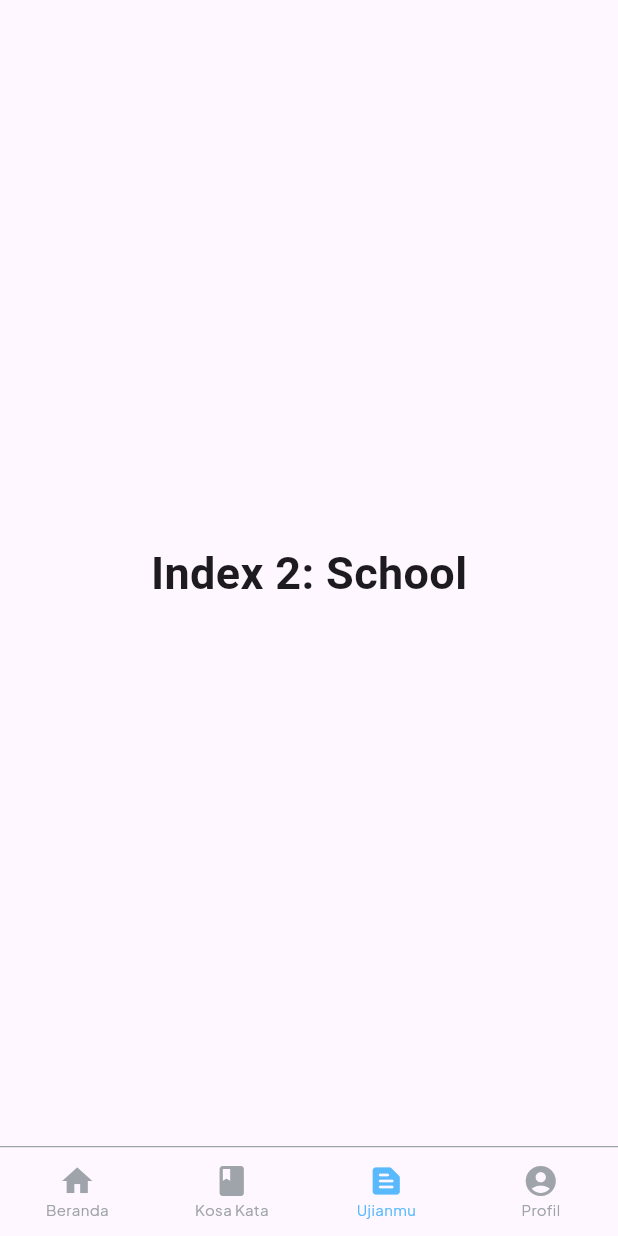
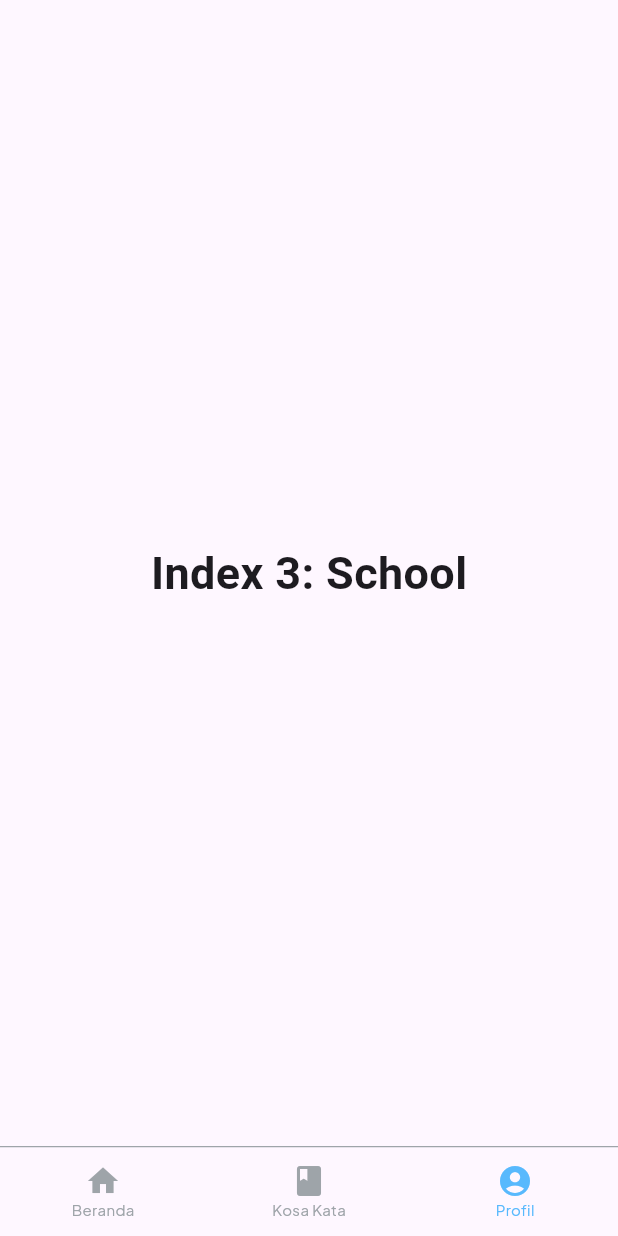
Before and after one commit to kyynnnnn/test-sinau, a Flutter app: the BottomNavigationBarExample screen opened directly, item 3 of the bottom bar chosen, on a phone screen of 412 x 824 dp. Run offline on Flutter 3.47's test engine with Material 3 defaults, Android fonts, the phone set to English and light mode, and no system bars; our stand-ins replace auto_size_text, google_fonts.

Commit message:
edit navbutton

```diff
--- a/lib/screens/menu.dart
+++ b/lib/screens/menu.dart
@@ -32,10 +32,6 @@ class _BottomNavigationBarExampleState
     HomeScreen(),
     Text(
       'Index 1: Business',
-      style: optionStyle,
-    ),
-    Text(
-      'Index 2: School',
       style: optionStyle,
     ),
     Text(
@@ -76,10 +72,6 @@ class _BottomNavigationBarExampleState
               label: 'Kosa Kata',
             ),
             BottomNavigationBarItem(
-              icon: Icon(Icons.text_snippet_rounded),
-              label: 'Ujianmu',
-            ),
-            BottomNavigationBarItem(
               icon: Icon(Icons.account_circle),
               label: 'Profil',
             ),
```
